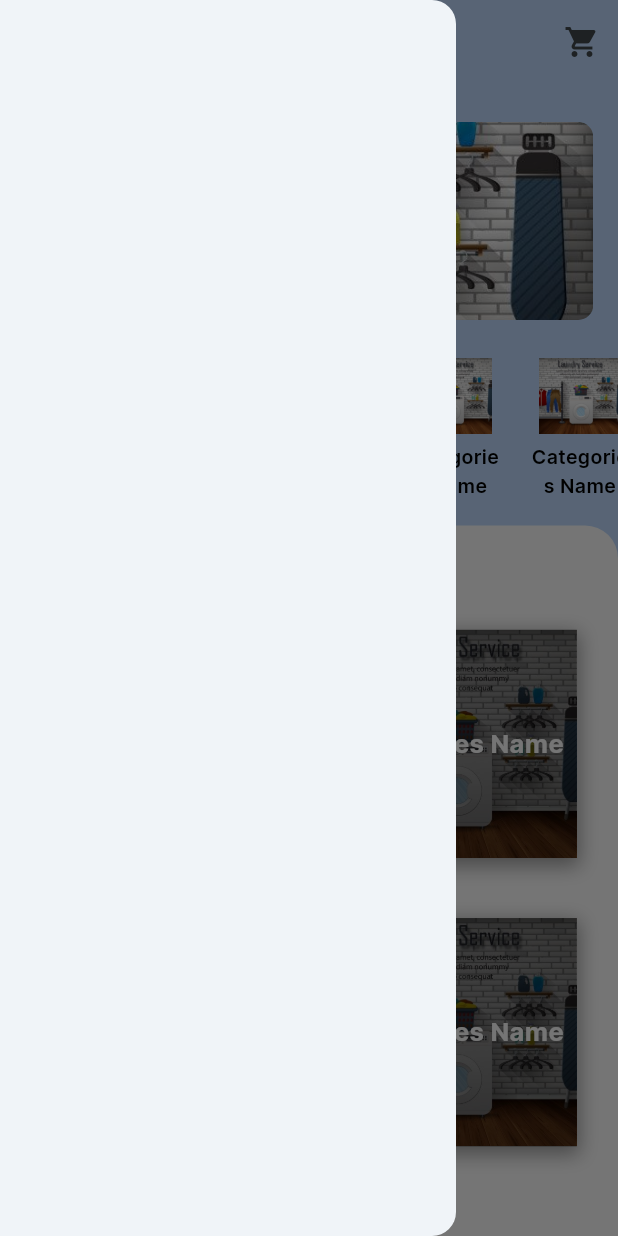
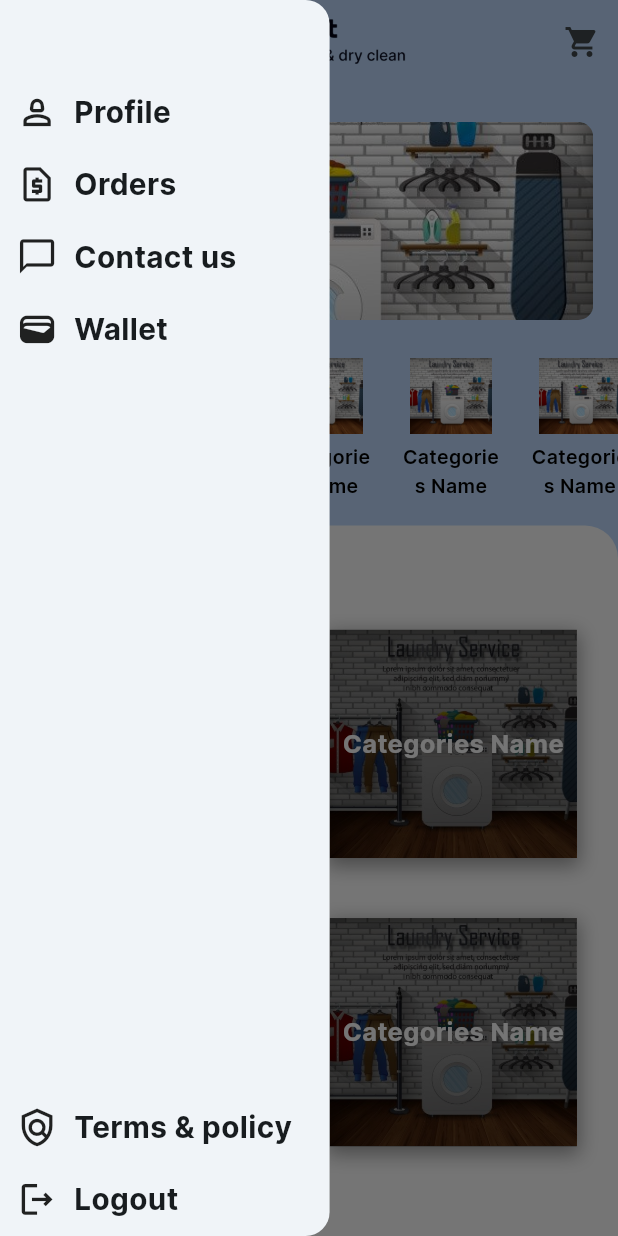
Before and after one commit to HeshamQa/ScentLaundry, a Flutter app: the HomeScreen screen opened by its route, with the side drawer open, on a phone screen of 412 x 824 dp. Run offline on Flutter 3.47's test engine with Material 2 defaults, Android fonts, the light colour scheme and no system bars; our stand-ins replace flutter_svg, get.

Commit message:
drawer_update

```diff
--- a/lib/screens/HomeScreen/HomeScreen.dart
+++ b/lib/screens/HomeScreen/HomeScreen.dart
@@ -1,6 +1,8 @@
 import 'package:flutter/material.dart';
 import 'package:scentlaundry/screens/HomeScreen/components/HeaderText.dart';
 import 'package:scentlaundry/screens/HomeScreen/components/PopularCategories.dart';
+import 'package:scentlaundry/screens/HomeScreen/components/drawer.dart';
+import 'package:scentlaundry/screens/HomeScreen/components/drawer_elements.dart';
 import 'package:scentlaundry/utils/Widget/Custom_Container.dart';
 import '../../utils/Static/Size_Config.dart';
 import '../../utils/Static/StaticColors.dart';
@@ -31,7 +33,7 @@ class _HomeScreenState extends State<HomeScreen> {
         ],
         backgroundColor: StaticColors.primaryColor,
       ),
-      drawer: const Drawer(),
+      drawer: const CustomDrawer(),
       backgroundColor: StaticColors.primaryColor,
       body: SingleChildScrollView(
         child: Column(
--- /dev/null
+++ b/lib/screens/HomeScreen/components/drawer.dart
@@ -0,0 +1,47 @@
+import 'package:flutter/material.dart';
+import 'package:scentlaundry/screens/HomeScreen/components/drawer_elements.dart';
+
+import '../../../utils/Static/Size_Config.dart';
+
+class CustomDrawer extends StatelessWidget {
+  const CustomDrawer({
+    super.key,
+  });
+
+  @override
+  Widget build(BuildContext context) {
+    return Drawer(
+      width: getProportionateScreenWidth(200),
+      child: Column(
+        children: [
+          SizedBox(height: getProportionateScreenHeight(50),),
+          DrawerElements(
+            icon: Icons.person_2_outlined,
+            text: "Profile"
+          ),
+          DrawerElements(
+            icon: Icons.request_page_outlined,
+            text: "Orders"
+          ),
+          DrawerElements(
+            icon: Icons.chat_bubble_outline,
+            text: "Contact us"
+          ),
+          DrawerElements(
+            icon: Icons.wallet_outlined,
+            text: "Wallet"
+          ),
+          Spacer(),
+          DrawerElements(
+            icon: Icons.policy_outlined,
+            text: "Terms & policy"
+          ),
+          DrawerElements(
+            icon: Icons.logout_outlined,
+            text: "Logout"
+          )
+        ],
+      ),
+    );
+  }
+}
--- /dev/null
+++ b/lib/screens/HomeScreen/components/drawer_elements.dart
@@ -0,0 +1,26 @@
+import 'package:flutter/material.dart';
+
+import '../../../utils/Static/Size_Config.dart';
+
+class DrawerElements extends StatelessWidget {
+
+  final IconData icon;
+  final String text;
+
+  const DrawerElements({super.key, required this.icon, required this.text});
+
+  @override
+  Widget build(BuildContext context) {
+    return Container(
+      margin: EdgeInsets.only(top: getProportionateScreenHeight(10), bottom: getProportionateScreenHeight(10)),
+      child: Row(
+                children: [
+                  SizedBox(width: getProportionateScreenWidth(10),),
+                  Icon(icon, size: getProportionateScreenWidth(25),),
+                  SizedBox(width: getProportionateScreenWidth(10),),
+                  Text(text, style: TextStyle(fontSize: getProportionateScreenWidth(18)),)
+                ],
+              ),
+    );
+  }
+}
```
